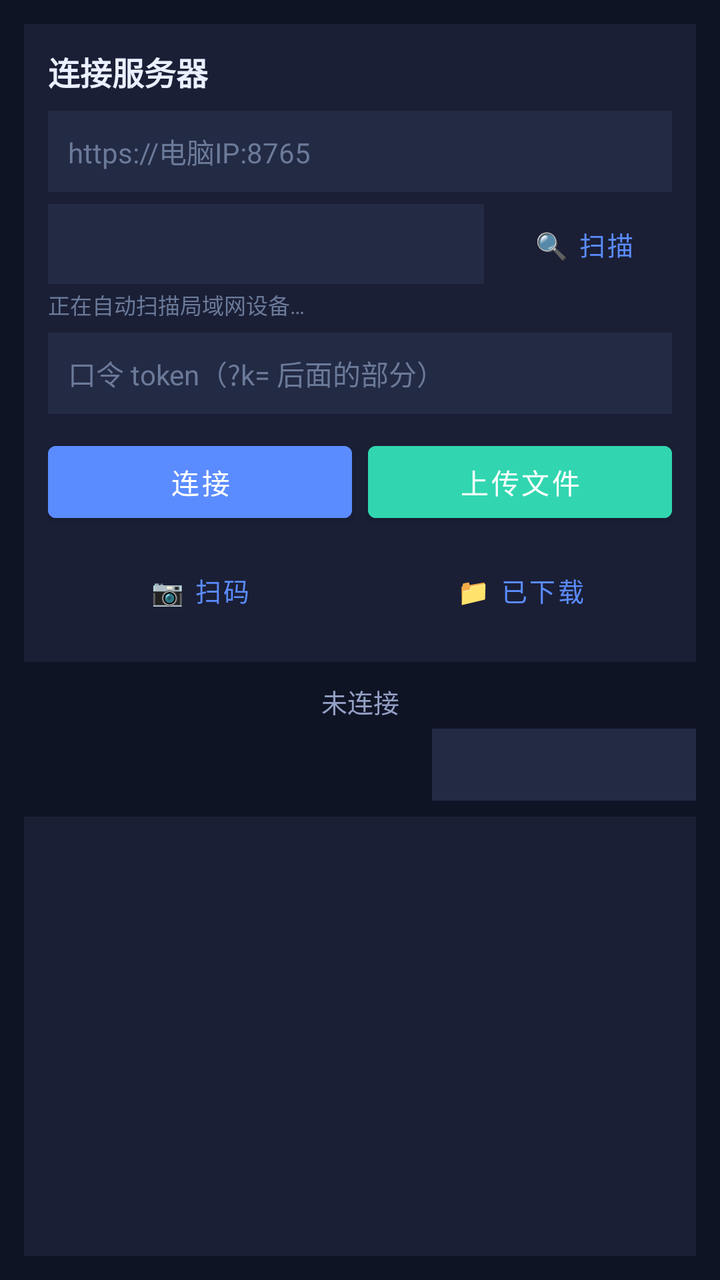
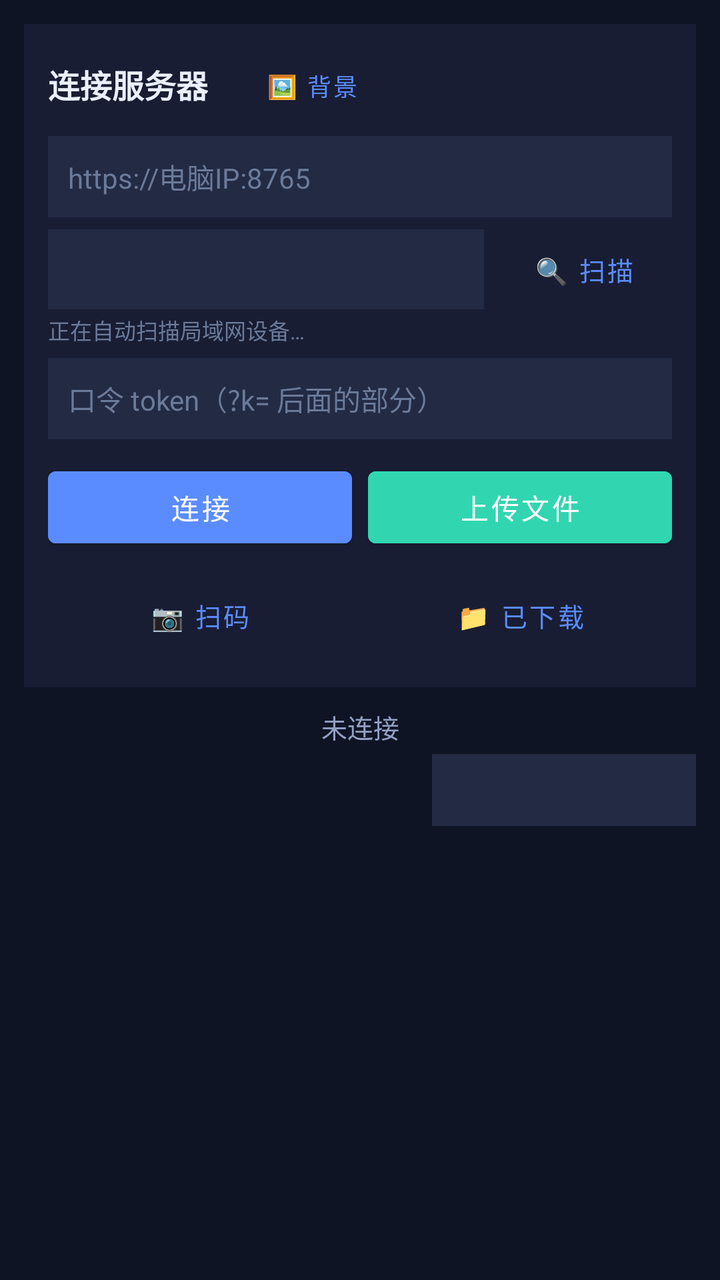

Compare the two renders of this Android layout. The source of the first and the diff that turns it into the second are given below.
<!-- AndroidManifest.xml: activity theme Theme.LanTransfer -->
<!-- res/layout/activity_main.xml -->
<?xml version="1.0" encoding="utf-8"?>
<LinearLayout xmlns:android="http://schemas.android.com/apk/res/android"
    android:layout_width="match_parent"
    android:layout_height="match_parent"
    android:orientation="vertical"
    android:padding="12dp"
    android:background="#0f1425">

    
    <LinearLayout
        android:id="@+id/connectLayout"
        android:layout_width="match_parent"
        android:layout_height="wrap_content"
        android:orientation="vertical"
        android:background="#1a1f36"
        android:padding="12dp"
        android:layout_marginBottom="10dp">

        <TextView
            android:layout_width="wrap_content"
            android:layout_height="wrap_content"
            android:text="连接服务器"
            android:textColor="#eaf0ff"
            android:textSize="16sp"
            android:textStyle="bold"
            android:layout_marginBottom="8dp" />

        <EditText
            android:id="@+id/etUrl"
            android:layout_width="match_parent"
            android:layout_height="wrap_content"
            android:hint="https://电脑IP:8765"
            android:textColorHint="#6b7a99"
            android:textColor="#eaf0ff"
            android:background="#232a44"
            android:padding="10dp"
            android:textSize="14sp"
            android:inputType="textUri" />

        
        <LinearLayout
            android:layout_width="match_parent"
            android:layout_height="wrap_content"
            android:orientation="horizontal"
            android:gravity="center_vertical"
            android:layout_marginTop="6dp">

            <Spinner
                android:id="@+id/spDevices"
                android:layout_width="0dp"
                android:layout_height="40dp"
                android:layout_weight="1"
                android:background="#232a44"
                android:paddingHorizontal="6dp"
                android:spinnerMode="dropdown" />

            <Button
                android:id="@+id/btnDiscover"
                style="?attr/borderlessButtonStyle"
                android:layout_width="wrap_content"
                android:layout_height="40dp"
                android:text="🔍 扫描"
                android:textColor="#5b8cff"
                android:textSize="13sp"
                android:layout_marginStart="6dp" />
        </LinearLayout>

        <TextView
            android:id="@+id/tvDiscoverHint"
            android:layout_width="match_parent"
            android:layout_height="wrap_content"
            android:text="正在自动扫描局域网设备…"
            android:textColor="#6b7a99"
            android:textSize="11sp"
            android:layout_marginTop="2dp" />

        <EditText
            android:id="@+id/etToken"
            android:layout_width="match_parent"
            android:layout_height="wrap_content"
            android:hint="口令 token（?k= 后面的部分）"
            android:textColorHint="#6b7a99"
            android:textColor="#eaf0ff"
            android:background="#232a44"
            android:padding="10dp"
            android:textSize="14sp"
            android:layout_marginTop="6dp" />

        <LinearLayout
            android:layout_width="match_parent"
            android:layout_height="wrap_content"
            android:orientation="horizontal"
            android:layout_marginTop="10dp">

            <Button
                android:id="@+id/btnConnect"
                android:layout_width="0dp"
                android:layout_height="wrap_content"
                android:layout_weight="1"
                android:text="连接"
                android:textColor="#ffffff"
                android:backgroundTint="#5b8cff" />

            <Button
                android:id="@+id/btnUpload"
                android:layout_width="0dp"
                android:layout_height="wrap_content"
                android:layout_weight="1"
                android:text="上传文件"
                android:textColor="#ffffff"
                android:backgroundTint="#31d6b0"
                android:layout_marginStart="8dp" />
        </LinearLayout>

        
        <LinearLayout
            android:layout_width="match_parent"
            android:layout_height="wrap_content"
            android:orientation="horizontal"
            android:layout_marginTop="6dp">

            <Button
                android:id="@+id/btnScan"
                style="?attr/borderlessButtonStyle"
                android:layout_width="0dp"
                android:layout_height="wrap_content"
                android:layout_weight="1"
                android:text="📷 扫码"
                android:textColor="#5b8cff"
                android:textSize="13sp"
                android:paddingVertical="4dp" />

            <Button
                android:id="@+id/btnOpenDownloads"
                style="?attr/borderlessButtonStyle"
                android:layout_width="0dp"
                android:layout_height="wrap_content"
                android:layout_weight="1"
                android:text="📁 已下载"
                android:textColor="#5b8cff"
                android:textSize="13sp"
                android:paddingVertical="4dp"
                android:layout_marginStart="8dp" />
        </LinearLayout>
    </LinearLayout>

    
    <TextView
        android:id="@+id/tvStatus"
        android:layout_width="match_parent"
        android:layout_height="wrap_content"
        android:text="未连接"
        android:textColor="#93a0c4"
        android:textSize="13sp"
        android:gravity="center"
        android:layout_marginBottom="4dp" />

    <ProgressBar
        android:id="@+id/progressBar"
        style="?android:attr/progressBarStyleHorizontal"
        android:layout_width="match_parent"
        android:layout_height="4dp"
        android:layout_marginStart="4dp"
        android:layout_marginEnd="4dp"
        android:layout_marginBottom="6dp"
        android:max="100"
        android:progressTint="#31d6b0"
        android:visibility="gone" />

    <LinearLayout
        android:layout_width="match_parent"
        android:layout_height="wrap_content"
        android:orientation="horizontal"
        android:gravity="center_vertical"
        android:layout_marginBottom="8dp">

        <TextView
            android:id="@+id/tvInfo"
            android:layout_width="0dp"
            android:layout_height="wrap_content"
            android:layout_weight="1"
            android:text=""
            android:textColor="#31d6b0"
            android:textSize="11sp"
            android:gravity="start" />

        <Spinner
            android:id="@+id/spSpace"
            android:layout_width="132dp"
            android:layout_height="36dp"
            android:layout_marginStart="8dp"
            android:background="#232a44"
            android:paddingHorizontal="6dp"
            android:spinnerMode="dropdown" />
    </LinearLayout>

    
    <androidx.recyclerview.widget.RecyclerView
        android:id="@+id/rvFiles"
        android:layout_width="match_parent"
        android:layout_height="0dp"
        android:layout_weight="1"
        android:background="#1a1f36"
        android:clipToPadding="false"
        android:padding="4dp" />

    
    <TextView
        android:id="@+id/tvEmpty"
        android:layout_width="match_parent"
        android:layout_height="wrap_content"
        android:text='暂无文件，点击上方"上传文件"添加'
        android:textColor="#6b7a99"
        android:textSize="13sp"
        android:gravity="center"
        android:padding="30dp"
        android:visibility="gone" />

</LinearLayout>
<!-- resources referenced by this layout -->
<resources>
  <style name="Theme.LanTransfer" parent="Theme.MaterialComponents.DayNight.DarkActionBar">
          <item name="colorPrimary">#5b8cff</item>
          <item name="colorPrimaryDark">#4a6df0</item>
          <item name="colorAccent">#31d6b0</item>
      </style>
</resources>

<!-- the commit's change to res/layout/activity_main.xml (unified diff, before → after) -->
@@ -1,10 +1,30 @@
 <?xml version="1.0" encoding="utf-8"?>
-<LinearLayout xmlns:android="http://schemas.android.com/apk/res/android"
+<FrameLayout xmlns:android="http://schemas.android.com/apk/res/android"
     android:layout_width="match_parent"
     android:layout_height="match_parent"
-    android:orientation="vertical"
-    android:padding="12dp"
     android:background="#0f1425">
+
+    
+    <ImageView
+        android:id="@+id/imgBackground"
+        android:layout_width="match_parent"
+        android:layout_height="match_parent"
+        android:scaleType="centerCrop"
+        android:contentDescription="自定义背景" />
+
+    
+    <View
+        android:id="@+id/bgDim"
+        android:layout_width="match_parent"
+        android:layout_height="match_parent"
+        android:background="#070b16"
+        android:alpha="0" />
+
+    <LinearLayout
+        android:layout_width="match_parent"
+        android:layout_height="match_parent"
+        android:orientation="vertical"
+        android:padding="12dp">
 
     
     <LinearLayout
@@ -12,18 +32,35 @@
         android:layout_width="match_parent"
         android:layout_height="wrap_content"
         android:orientation="vertical"
-        android:background="#1a1f36"
+        android:background="#E61a1f36"
         android:padding="12dp"
         android:layout_marginBottom="10dp">
 
-        <TextView
-            android:layout_width="wrap_content"
-            android:layout_height="wrap_content"
-            android:text="连接服务器"
-            android:textColor="#eaf0ff"
-            android:textSize="16sp"
-            android:textStyle="bold"
-            android:layout_marginBottom="8dp" />
+        <LinearLayout
+            android:layout_width="match_parent"
+            android:layout_height="wrap_content"
+            android:orientation="horizontal"
+            android:gravity="center_vertical"
+            android:layout_marginBottom="8dp">
+
+            <TextView
+                android:layout_width="wrap_content"
+                android:layout_height="wrap_content"
+                android:text="连接服务器"
+                android:textColor="#eaf0ff"
+                android:textSize="16sp"
+                android:textStyle="bold" />
+
+            <Button
+                android:id="@+id/btnAppearance"
+                style="?attr/borderlessButtonStyle"
+                android:layout_width="wrap_content"
+                android:layout_height="36dp"
+                android:layout_marginStart="8dp"
+                android:text="🖼 背景"
+                android:textColor="#5b8cff"
+                android:textSize="12sp" />
+        </LinearLayout>
 
         <EditText
             android:id="@+id/etUrl"
@@ -200,7 +237,7 @@
         android:layout_width="match_parent"
         android:layout_height="0dp"
         android:layout_weight="1"
-        android:background="#1a1f36"
+        android:background="#00000000"
         android:clipToPadding="false"
         android:padding="4dp" />
 
@@ -216,4 +253,5 @@
         android:padding="30dp"
         android:visibility="gone" />
 
-</LinearLayout>
+    </LinearLayout>
+</FrameLayout>
